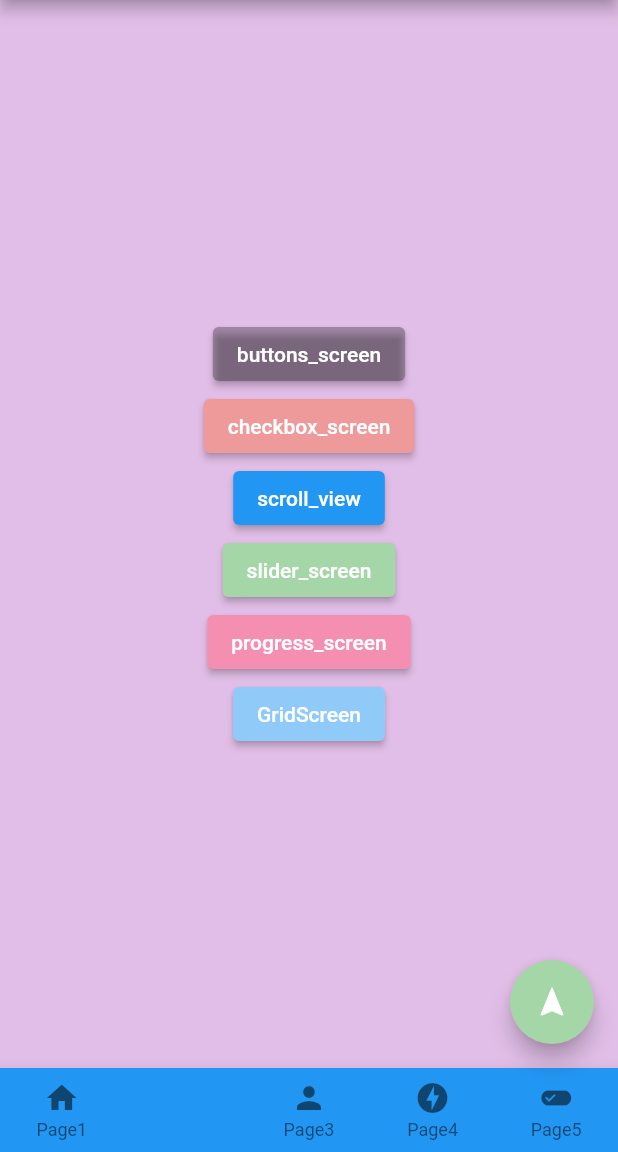
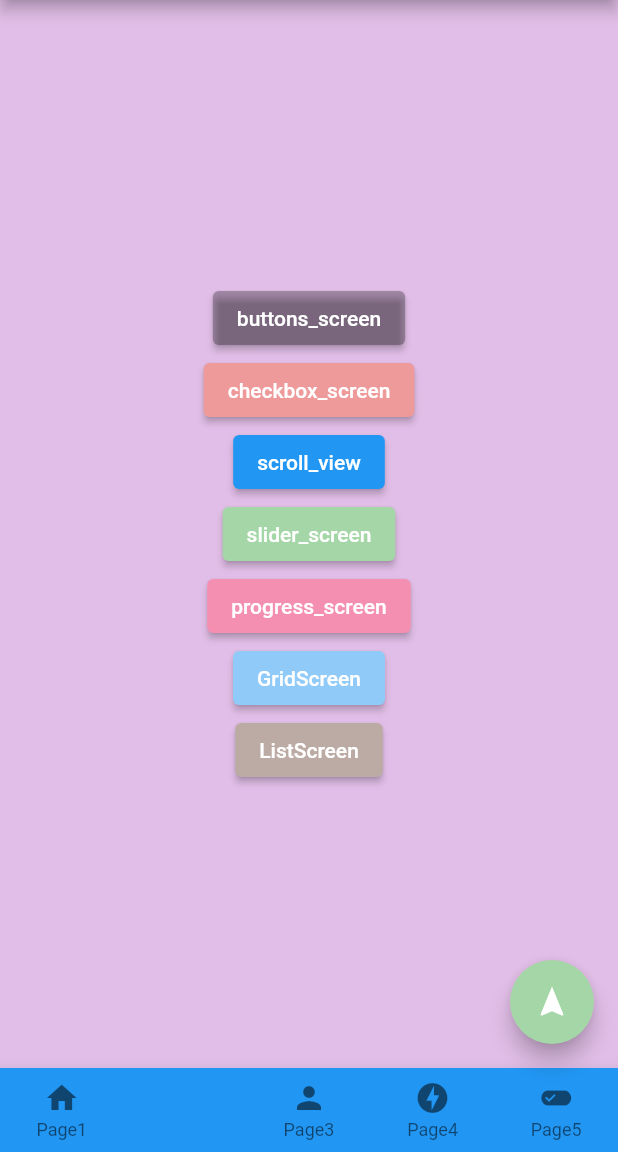
Before and after one commit to ramen2020/flutter_cheat, a Flutter app: the screen it shows after launch, item 2 of the bottom bar chosen, on a phone screen of 412 x 824 dp, the part 84-1236 px from its top. Run offline on Flutter 3.47's test engine with Material 2 defaults, Android fonts, the light colour scheme and no system bars.

Commit message:
listへ遷移するように改修

```diff
--- a/lib/screen/page2_screen.dart
+++ b/lib/screen/page2_screen.dart
@@ -96,6 +96,19 @@ class Page2 extends StatelessWidget {
                           builder: (context) => GridScreen(),
                         ));
                   }),
+
+              ElevatedButton(
+                  style: ElevatedButton.styleFrom(
+                    primary: Colors.brown[200],
+                  ),
+                  child: const Text('ListScreen'),
+                  onPressed: () {
+                    Navigator.push<void>(
+                        context,
+                        MaterialPageRoute(
+                          builder: (context) => const ListScreen(),
+                        ));
+                  }),
             ]));
   }
 }
```
